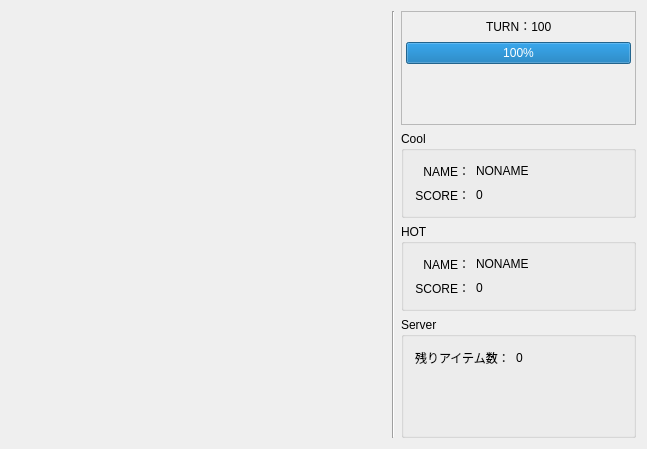
Above: src/mainwindow.ui from u16procon/chaser-server before the change. Below: the same form after it.
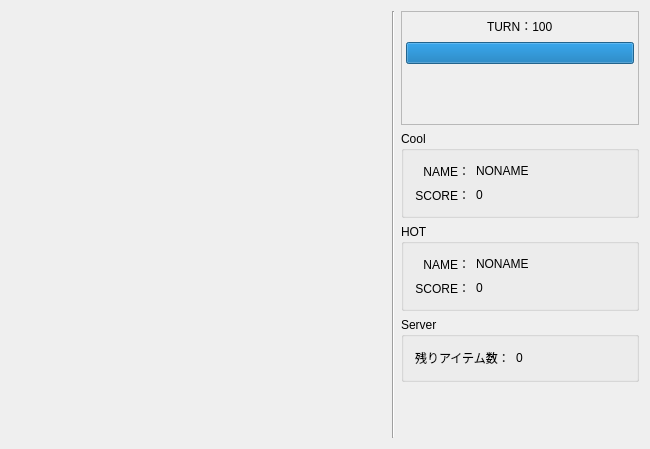
That is the form after the change. Custom widgets are drawn as their Qt base class.

Commit message:
[修正] リサイズ時の謎の空白とプログレスバー周りを修正
・リサイズしたときに白い部分がずれているようなところを修正
・プログレスバーのn%表示はいらないと思い非表示
・プログレスバーをターンが来るごとにrepaint()するように変更

```diff
--- a/src/mainwindow.ui
+++ b/src/mainwindow.ui
@@ -6,7 +6,7 @@
    <rect>
     <x>0</x>
     <y>0</y>
-    <width>647</width>
+    <width>650</width>
     <height>449</height>
    </rect>
   </property>
@@ -148,6 +148,12 @@
            <property name="value">
             <number>100</number>
            </property>
+           <property name="textVisible">
+            <bool>false</bool>
+           </property>
+           <property name="format">
+            <string>%p%</string>
+           </property>
           </widget>
          </item>
          <item>
@@ -371,19 +377,6 @@
          <string>Server</string>
         </property>
         <layout class="QGridLayout" name="gridLayout">
-         <item row="1" column="1">
-          <spacer name="verticalSpacer">
-           <property name="orientation">
-            <enum>Qt::Vertical</enum>
-           </property>
-           <property name="sizeHint" stdset="0">
-            <size>
-             <width>20</width>
-             <height>40</height>
-            </size>
-           </property>
-          </spacer>
-         </item>
          <item row="0" column="1">
           <widget class="QLabel" name="label">
            <property name="styleSheet">
@@ -420,6 +413,19 @@
         </layout>
        </widget>
       </item>
+      <item>
+       <spacer name="verticalSpacer">
+        <property name="orientation">
+         <enum>Qt::Vertical</enum>
+        </property>
+        <property name="sizeHint" stdset="0">
+         <size>
+          <width>20</width>
+          <height>40</height>
+         </size>
+        </property>
+       </spacer>
+      </item>
      </layout>
     </item>
    </layout>
```
The commit also changes 2 other files.
